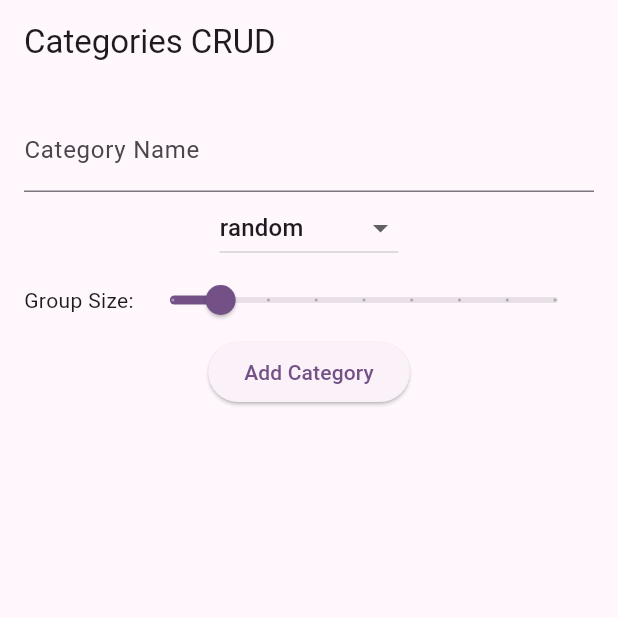
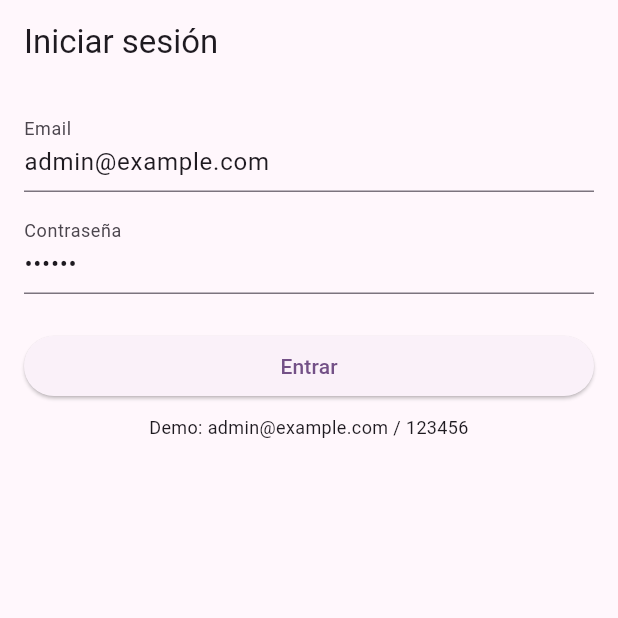
Before and after one commit to lellerena/peer_assessment_app___mobile___flutter, a Flutter app: the screen it shows after launch, on a phone screen of 412 x 824 dp, the top half of it. Run offline on Flutter 3.47's test engine with Material 3 defaults, Android fonts, the phone set to English and light mode, and no system bars; accounts and stored records are empty.

Commit message:
Make the auth function and function to add courses and view enrolled users

```diff
--- /dev/null
+++ b/lib/core/contracts/auth_repository.dart
@@ -0,0 +1,30 @@
+import '../entities/user.dart';
+
+/// Define QUÉ puede hacer la capa de datos para autenticación.
+/// No dice CÓMO se hace (eso vendrá en la implementación).
+abstract class AuthRepository {
+  /// Usuario que está con sesión iniciada (o null si nadie).
+  User? get currentUser;
+
+  /// Inicia sesión. Devuelve el usuario si las credenciales son correctas; null si no.
+  User? signIn(String email, String password);
+
+  /// Cierra la sesión.
+  void signOut();
+
+  /// Registra un usuario NUEVO (el repo genera el id y devuelve el User creado).
+  User register({
+    required String email,
+    required String name,
+    required String password,
+  });
+
+  /// Para validar si un email ya está tomado.
+  bool existsByEmail(String email);
+    /// Busca un usuario por su id (o null si no existe).
+  User? findById(String id);
+
+  /// Busca un usuario por su email (o null si no existe).
+  User? findByEmail(String email);
+
+}
--- /dev/null
+++ b/lib/core/entities/user.dart
@@ -0,0 +1,21 @@
+class User {
+  final String id;
+  final String email;
+  String name;
+  // Nota: en memoria para demo; en prod usa hash/salts.
+  final String password;
+
+  User({
+    required this.id,
+    required this.email,
+    required this.name,
+    required this.password,
+  });
+}
+
+final u = User(
+  id: 'u1',
+  email: 'ana@example.com',
+  name: 'Ana',
+  password: '123456', // solo demo
+);
--- /dev/null
+++ b/lib/core/services/auth_repository_provider.dart
@@ -0,0 +1,10 @@
+import '../contracts/auth_repository.dart';
+import 'in_memory_auth_repository.dart';
+
+// 🔌 Punto ÚNICO de cambio de almacenamiento.
+// Hoy:
+final AuthRepository authRepository = InMemoryAuthRepository();
+
+// Mañana, si usas Firebase/SQLite/Hive, solo cambias esta línea:
+// final AuthRepository authRepository = FirebaseAuthRepository();
+// final AuthRepository authRepository = SqliteAuthRepository();
--- /dev/null
+++ b/lib/core/services/in_memory_auth_repository.dart
@@ -0,0 +1,88 @@
+import '../contracts/auth_repository.dart';
+import '../entities/user.dart';
+
+class InMemoryAuthRepository implements AuthRepository {
+   @override
+  User? findById(String id) {
+    try {
+      return _users.firstWhere((u) => u.id == id);
+    } catch (_) {
+      return null;
+    }
+  }
+
+  @override
+  User? findByEmail(String email) {
+    try {
+      return _users.firstWhere(
+        (u) => u.email.toLowerCase() == email.toLowerCase(),
+      );
+    } catch (_) {
+      return null;
+    }
+  }
+
+
+  // "Base de datos" temporal: una lista en memoria
+  final List<User> _users = [
+    User(
+      id: '1',
+      email: 'admin@example.com',
+      name: 'Admin',
+      password: '123456', // solo para demo
+    ),
+  ];
+
+  User? _current; // quién está logeado ahora (si hay alguien)
+
+  @override
+  User? get currentUser => _current;
+
+  // Generador simple de IDs únicos (suficiente para demo)
+  String _newId() => DateTime.now().microsecondsSinceEpoch.toString();
+
+  @override
+  User? signIn(String email, String password) {
+    try {
+      final u = _users.firstWhere(
+        (u) => u.email.toLowerCase() == email.toLowerCase() && u.password == password,
+      );
+      _current = u;
+      return u; // login ok
+    } catch (_) {
+      return null; // credenciales inválidas
+    }
+  }
+
+  @override
+  void signOut() {
+    _current = null; // cerrar sesión
+  }
+
+  @override
+  User register({
+    required String email,
+    required String name,
+    required String password,
+  }) {
+    // no permitir correos duplicados
+    if (existsByEmail(email)) {
+      throw Exception('Email ya registrado');
+    }
+
+    final user = User(
+      id: _newId(),        // <-- el repo genera el id
+      email: email,
+      name: name,
+      password: password,  // demo: en real, usa hash
+    );
+
+    _users.add(user);
+    return user;
+  }
+
+  @override
+  bool existsByEmail(String email) {
+    return _users.any((u) => u.email.toLowerCase() == email.toLowerCase());
+  }
+}
--- /dev/null
+++ b/lib/core/usecases/auth_usecases.dart
@@ -0,0 +1,47 @@
+import '../contracts/auth_repository.dart';
+import '../entities/user.dart';
+
+/// Iniciar sesión
+class SignIn {
+  final AuthRepository repo;
+  SignIn(this.repo);
+
+  /// Devuelve el User si las credenciales son correctas; null si no.
+  User? call(String email, String password) {
+    return repo.signIn(email, password);
+  }
+}
+
+/// Cerrar sesión
+class SignOut {
+  final AuthRepository repo;
+  SignOut(this.repo);
+
+  void call() {
+    repo.signOut();
+  }
+}
+
+/// Registrar nuevo usuario (el repo genera el id)
+class Register {
+  final AuthRepository repo;
+  Register(this.repo);
+
+  User call({
+    required String email,
+    required String name,
+    required String password,
+  }) {
+    return repo.register(email: email, name: name, password: password);
+  }
+}
+
+/// Obtener el usuario actualmente logeado (o null)
+class GetCurrentUser {
+  final AuthRepository repo;
+  GetCurrentUser(this.repo);
+
+  User? call() {
+    return repo.currentUser;
+  }
+}
--- /dev/null
+++ b/lib/features/auth/login_screen.dart
@@ -0,0 +1,96 @@
+import 'package:flutter/material.dart';
+
+import '../../core/services/auth_repository_provider.dart'; // expone "authRepository"
+import '../../core/usecases/auth_usecases.dart';            // SignIn(...)
+import '../categories/category_crud_screen.dart';          // a dónde vamos tras login
+import '../courses/courses_screen.dart';
+class LoginScreen extends StatefulWidget {
+  const LoginScreen({super.key});
+
+  @override
+  State<LoginScreen> createState() => _LoginScreenState();
+}
+
+class _LoginScreenState extends State<LoginScreen> {
+  // Controladores para leer el texto que escribe el usuario
+  final emailCtrl = TextEditingController(text: 'admin@example.com'); // demo
+  final passCtrl  = TextEditingController(text: '123456');            // demo
+
+  // Caso de uso con el repositorio que definimos antes
+  final signIn = SignIn(authRepository);
+
+  bool loading = false; // para deshabilitar botón mientras “piensa”
+
+  void _doLogin() async {
+    setState(() => loading = true);
+
+    final email = emailCtrl.text.trim();
+    final pass  = passCtrl.text;
+
+    // Llama a la capa de dominio → repositorio (lista en memoria)
+    final user = signIn(email, pass);
+
+    setState(() => loading = false);
+
+    if (user != null) {
+      // Navega y reemplaza (para que no vuelva con "back")
+      Navigator.of(context).pushReplacement(
+        MaterialPageRoute(builder: (_) => const CoursesScreen()),
+      );
+    } else {
+      // Muestra error si credenciales inválidas
+      ScaffoldMessenger.of(context).showSnackBar(
+        const SnackBar(content: Text('Credenciales inválidas')),
+      );
+    }
+  }
+
+  @override
+  Widget build(BuildContext context) {
+    return Scaffold(
+      appBar: AppBar(title: const Text('Iniciar sesión')),
+      body: Padding(
+        padding: const EdgeInsets.all(16),
+        child: Column(
+          crossAxisAlignment: CrossAxisAlignment.stretch,
+          children: [
+            // EMAIL
+            TextField(
+              controller: emailCtrl,
+              keyboardType: TextInputType.emailAddress,
+              decoration: const InputDecoration(
+                labelText: 'Email',
+                hintText: 'tucorreo@ejemplo.com',
+              ),
+            ),
+            const SizedBox(height: 12),
+
+            // PASSWORD
+            TextField(
+              controller: passCtrl,
+              obscureText: true, // oculta la contraseña
+              decoration: const InputDecoration(
+                labelText: 'Contraseña',
+              ),
+              onSubmitted: (_) => loading ? null : _doLogin(), // Enter para enviar
+            ),
+            const SizedBox(height: 24),
+
+            // BOTÓN
+            ElevatedButton(
+              onPressed: loading ? null : _doLogin,
+              child: Text(loading ? 'Entrando…' : 'Entrar'),
+            ),
+
+            const SizedBox(height: 8),
+            const Text(
+              'Demo: admin@example.com / 123456',
+              textAlign: TextAlign.center,
+              style: TextStyle(fontSize: 12),
+            ),
+          ],
+        ),
+      ),
+    );
+  }
+}
--- a/lib/main.dart
+++ b/lib/main.dart
@@ -1,4 +1,5 @@
 import 'package:flutter/material.dart';
+import 'package:peer_assessment_app___mobile___flutter/features/auth/login_screen.dart';
 import 'features/splash/screens/splash_screen.dart';
 import 'features/categories/category_crud_screen.dart';
 
@@ -21,7 +22,7 @@
         ),
         useMaterial3: true,
       ),
-      home: const CategoryCrudScreen(),
+      home: const LoginScreen(),
     );
   }
 }
```
Also changed, not shown: lib/core/contracts/course_repository.dart (added, +24 -0 lines), lib/core/entities/course.dart (added, +13 -0 lines), lib/core/services/course_repository_provider.dart (added, +9 -0 lines), lib/core/services/in_memory_course_repository.dart (added, +50 -0 lines), lib/core/usecases/course_usecases.dart (added, +69 -0 lines), lib/features/courses/courses_screen.dart (added, +80 -0 lines), lib/features/courses/create_course_screen.dart (added, +75 -0 lines), lib/features/courses/enrolled_users_screen.dart (added, +105 -0 lines).
